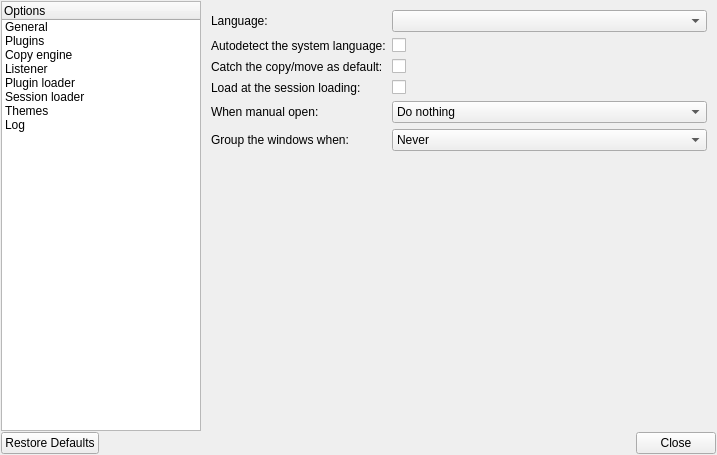
alphaonex86/Ultracopier, file OptionDialog.ui: the form before one commit.
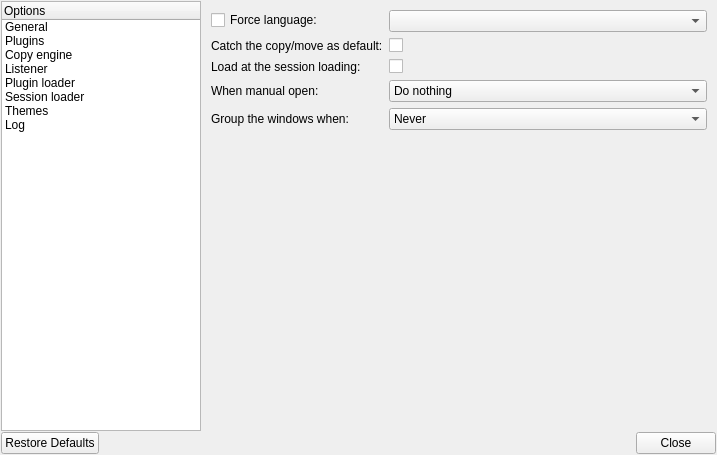
The form after the commit. The open tabs and pages were chosen to show the change. Icons and pictures are not drawn.

Commit message: Change to have force language

What changed in the file:
```diff
--- a/OptionDialog.ui
+++ b/OptionDialog.ui
@@ -112,9 +112,9 @@
          <item>
           <layout class="QFormLayout" name="formLayout_2">
            <item row="0" column="0">
-            <widget class="QLabel" name="labelLanguage">
+            <widget class="QCheckBox" name="Language_force">
              <property name="text">
-              <string>Language:</string>
+              <string>Force language:</string>
              </property>
             </widget>
            </item>
@@ -122,55 +122,41 @@
             <widget class="QComboBox" name="Language"/>
            </item>
            <item row="1" column="0">
-            <widget class="QLabel" name="labelLanguageAutodetect">
-             <property name="text">
-              <string>Autodetect the system language:</string>
-             </property>
-            </widget>
-           </item>
-           <item row="1" column="1">
-            <widget class="QCheckBox" name="Language_autodetect">
-             <property name="text">
-              <string/>
-             </property>
-            </widget>
-           </item>
-           <item row="2" column="0">
             <widget class="QLabel" name="labelCatchCopyDefault">
              <property name="text">
               <string>Catch the copy/move as default:</string>
              </property>
             </widget>
            </item>
-           <item row="2" column="1">
+           <item row="1" column="1">
             <widget class="QCheckBox" name="CatchCopyAsDefault">
              <property name="text">
               <string/>
              </property>
             </widget>
            </item>
-           <item row="3" column="0">
+           <item row="2" column="0">
             <widget class="QLabel" name="labelLoadAtSession">
              <property name="text">
               <string>Load at the session loading:</string>
              </property>
             </widget>
            </item>
-           <item row="3" column="1">
+           <item row="2" column="1">
             <widget class="QCheckBox" name="LoadAtSessionStarting">
              <property name="text">
               <string/>
              </property>
             </widget>
            </item>
-           <item row="4" column="0">
+           <item row="3" column="0">
             <widget class="QLabel" name="label_8">
              <property name="text">
               <string>When manual open:</string>
              </property>
             </widget>
            </item>
-           <item row="4" column="1">
+           <item row="3" column="1">
             <widget class="QComboBox" name="ActionOnManualOpen">
              <item>
               <property name="text">
@@ -189,7 +175,14 @@
              </item>
             </widget>
            </item>
-           <item row="5" column="1">
+           <item row="4" column="0">
+            <widget class="QLabel" name="label_9">
+             <property name="text">
+              <string>Group the windows when:</string>
+             </property>
+            </widget>
+           </item>
+           <item row="4" column="1">
             <widget class="QComboBox" name="GroupWindowWhen">
              <item>
               <property name="text">
@@ -223,13 +216,6 @@
              </item>
             </widget>
            </item>
-           <item row="5" column="0">
-            <widget class="QLabel" name="label_9">
-             <property name="text">
-              <string>Group the windows when:</string>
-             </property>
-            </widget>
-           </item>
           </layout>
          </item>
          <item>
```
Left out of the diff: 20 changed lines with no effect on the pictures. The commit also changes 4 other files.
